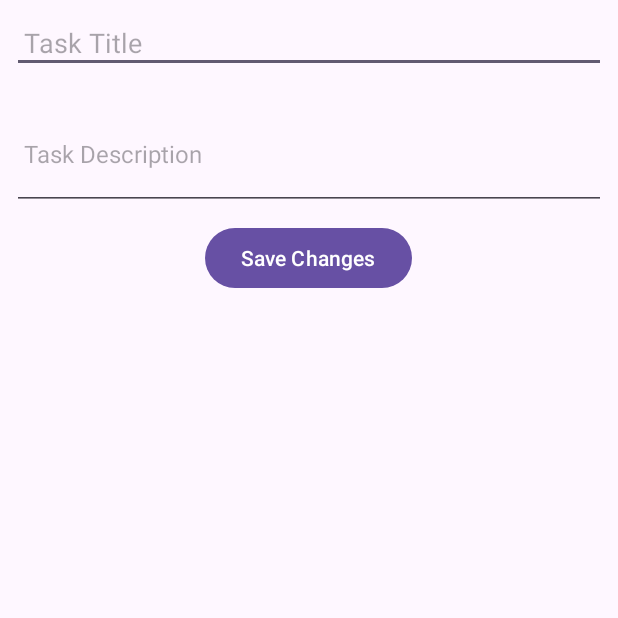
After one commit to NI-Corp/NI-Organizer, an Android app: the EditTaskActivity screen opened directly, with no data from a screen before it, on a phone screen of 412 x 824 dp, the top half of it. The commit adds this screen. Run offline under Robolectric (Android 15) with nearby library versions, the phone set to English and light mode, and no system bars.

Commit message:
add EditTaskActivity

```diff
--- a/app/src/main/AndroidManifest.xml
+++ b/app/src/main/AndroidManifest.xml
@@ -1,13 +1,14 @@
 <?xml version="1.0" encoding="utf-8"?>
 <manifest xmlns:android="http://schemas.android.com/apk/res/android"
     xmlns:tools="http://schemas.android.com/tools">
-    <uses-permission android:name="android.permission.INTERNET"/>
+
+    <uses-permission android:name="android.permission.INTERNET" />
     <uses-permission android:name="android.permission.SCHEDULE_EXACT_ALARM" />
-    <uses-permission android:name="android.permission.VIBRATE"/>
-    <uses-permission android:name="android.permission.WAKE_LOCK"/>
+    <uses-permission android:name="android.permission.VIBRATE" />
+    <uses-permission android:name="android.permission.WAKE_LOCK" />
     <uses-permission android:name="android.permission.POST_NOTIFICATIONS" />
-    <uses-permission android:name="android.permission.FOREGROUND_SERVICE"/>
-    <uses-permission android:name="android.permission.SYSTEM_ALERT_WINDOW"/>
+    <uses-permission android:name="android.permission.FOREGROUND_SERVICE" />
+    <uses-permission android:name="android.permission.SYSTEM_ALERT_WINDOW" />
 
     <application
         android:allowBackup="true"
@@ -20,6 +21,9 @@
         android:theme="@style/Theme.NIOrganizer"
         tools:targetApi="31">
         <activity
+            android:name=".EditTaskActivity"
+            android:exported="false" />
+        <activity
             android:name=".MainActivity"
             android:exported="true">
             <intent-filter>
@@ -28,11 +32,15 @@
                 <category android:name="android.intent.category.LAUNCHER" />
             </intent-filter>
         </activity>
-        <activity android:name=".AddTaskActivity" android:exported="false"/>
-        <receiver android:name=".AlarmReceiver"/>
+        <activity
+            android:name=".AddTaskActivity"
+            android:exported="false" />
+
+        <receiver android:name=".AlarmReceiver" />
+
         <service android:name=".FloatingNotificationService" />
-        <activity android:name=".SnoozeActivity"/>
 
+        <activity android:name=".SnoozeActivity" />
     </application>
 
 </manifest>
--- a/app/src/main/java/com/nicorp/organizer/AddTaskActivity.java
+++ b/app/src/main/java/com/nicorp/organizer/AddTaskActivity.java
@@ -36,6 +36,8 @@ import java.lang.reflect.Type;
 import java.util.ArrayList;
 import java.util.Calendar;
 import java.util.List;
+import java.util.function.LongFunction;
+
 import com.jaredrummler.android.colorpicker.ColorPickerDialog;
 import com.jaredrummler.android.colorpicker.ColorPickerDialogListener;
 import com.jaredrummler.android.colorpicker.ColorShape;
@@ -195,6 +197,7 @@ public class AddTaskActivity extends AppCompatActivity implements ColorPickerDia
 
         if (radioButtonOnce.isChecked()) {
             task = new Task(title, description, dateTime);
+            Log.d("taskId", String.valueOf(task.getTaskId())); // taskId == 0 if task is new.getTaskId();
             Log.d("title", title);
             Log.d("description", description);
             saveSingleTask(task);
--- /dev/null
+++ b/app/src/main/java/com/nicorp/organizer/EditTaskActivity.java
@@ -0,0 +1,36 @@
+package com.nicorp.organizer;
+
+import android.content.Intent;
+import android.os.Bundle;
+import android.widget.EditText;
+
+import androidx.activity.EdgeToEdge;
+import androidx.appcompat.app.AppCompatActivity;
+import androidx.core.graphics.Insets;
+import androidx.core.view.ViewCompat;
+import androidx.core.view.WindowInsetsCompat;
+
+public class EditTaskActivity extends AppCompatActivity {
+
+    private Task task;
+
+    @Override
+    protected void onCreate(Bundle savedInstanceState) {
+        super.onCreate(savedInstanceState);
+        setContentView(R.layout.activity_edit_task);
+
+        // Retrieve the task object from the intent
+        Intent intent = getIntent();
+        if (intent != null && intent.hasExtra("task")) {
+            task = (Task) intent.getSerializableExtra("task");
+            if (task != null) {
+                // Use the task object to populate your UI or perform other actions
+                // For example, you can set the task title and description in EditText fields
+                EditText titleEditText = findViewById(R.id.titleEditText);
+                EditText descriptionEditText = findViewById(R.id.descriptionEditText);
+                titleEditText.setText(task.getTitle());
+                descriptionEditText.setText(task.getDescription());
+            }
+        }
+    }
+}
--- a/app/src/main/java/com/nicorp/organizer/Task.java
+++ b/app/src/main/java/com/nicorp/organizer/Task.java
@@ -1,4 +1,6 @@
 package com.nicorp.organizer;
+
+import android.util.Log;
 
 import java.io.Serializable;
 import java.util.Arrays;
@@ -20,6 +22,8 @@ public class Task implements Serializable {
         this.dateTime = dateTime;
         this.isRecurring = false;
         this.taskId = generateUniqueId(); // Здесь generateUniqueId() - ваш метод для генерации уникального идентификатора
+
+        Log.d("TaskId", String.valueOf(taskId));
     }
 
     private int generateUniqueId() {
--- /dev/null
+++ b/app/src/main/res/layout/activity_edit_task.xml
@@ -0,0 +1,35 @@
+<?xml version="1.0" encoding="utf-8"?>
+<RelativeLayout xmlns:android="http://schemas.android.com/apk/res/android"
+    android:layout_width="match_parent"
+    android:layout_height="match_parent">
+
+    <EditText
+        android:id="@+id/titleEditText"
+        android:layout_width="match_parent"
+        android:layout_height="wrap_content"
+        android:hint="Task Title"
+        android:padding="8dp"
+        android:layout_margin="8dp"
+        android:textSize="18sp"/>
+
+    <EditText
+        android:id="@+id/descriptionEditText"
+        android:layout_width="match_parent"
+        android:layout_height="wrap_content"
+        android:hint="Task Description"
+        android:padding="8dp"
+        android:layout_below="@id/titleEditText"
+        android:layout_margin="8dp"
+        android:textSize="16sp"
+        android:inputType="textMultiLine"
+        android:minLines="3"/>
+
+    <Button
+        android:id="@+id/saveButton"
+        android:layout_width="wrap_content"
+        android:layout_height="wrap_content"
+        android:layout_below="@id/descriptionEditText"
+        android:layout_centerHorizontal="true"
+        android:text="Save Changes"/>
+
+</RelativeLayout>
```
